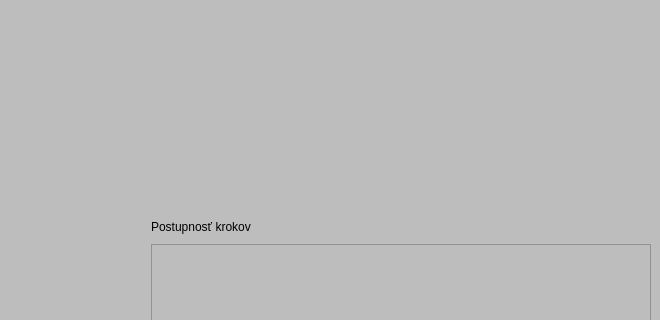
Qt form gui/responsive.ui (PavolHradsky/PIS-bonus) before a commit; both pictures show x 470 to 1130 and y 344 to 664 of the 1130 by 789 pixel window.
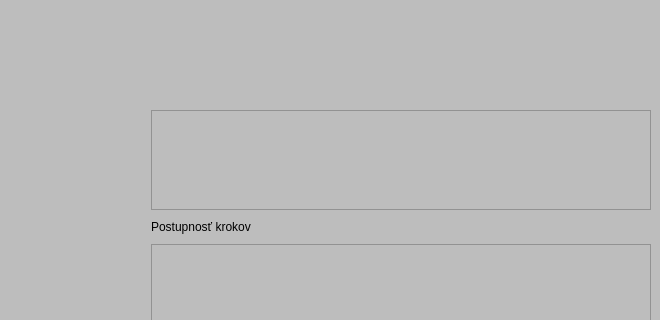
The same form after that commit.

What changed in the file:
```diff
--- a/gui/responsive.ui
+++ b/gui/responsive.ui
@@ -17,7 +17,7 @@
    <string notr="true">background: #bdbdbd;</string>
   </property>
   <widget class="QWidget" name="centralwidget">
-   <layout class="QGridLayout" name="gridLayout" rowstretch="5,3">
+   <layout class="QGridLayout" name="gridLayout" rowstretch="5,0">
     <item row="0" column="0">
      <layout class="QHBoxLayout" name="horizontalLayout" stretch="5,2,0">
       <property name="spacing">
@@ -337,6 +337,19 @@
             <property name="spacing">
              <number>10</number>
             </property>
+            <item>
+             <widget class="QTableWidget" name="table">
+              <property name="maximumSize">
+               <size>
+                <width>500</width>
+                <height>100</height>
+               </size>
+              </property>
+              <property name="layoutDirection">
+               <enum>Qt::LeftToRight</enum>
+              </property>
+             </widget>
+            </item>
             <item>
              <widget class="QLabel" name="label">
               <property name="text">
```
